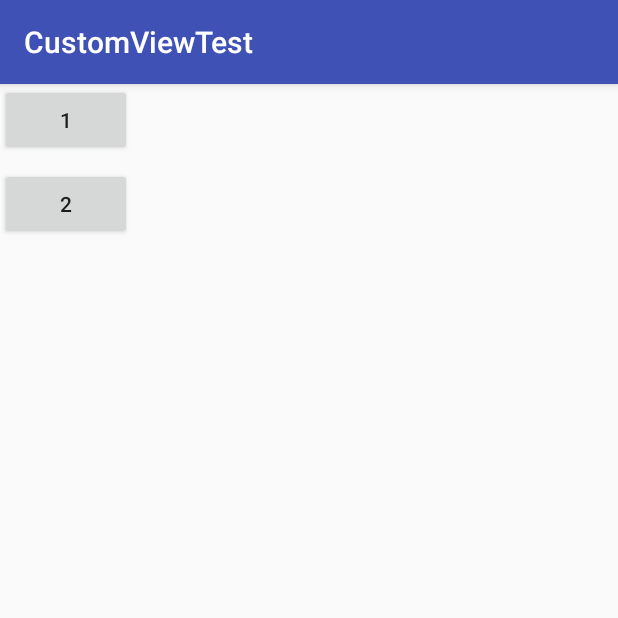
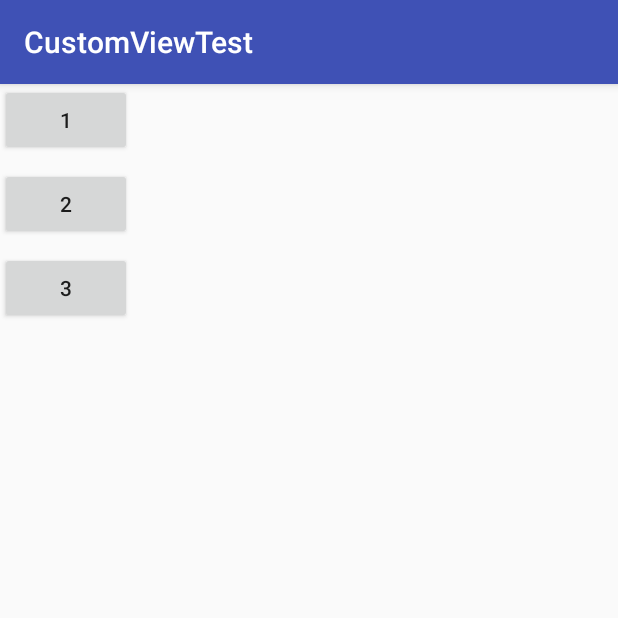
Before and after one commit to xiaweizi/CustomViewTest, an Android app: the screen it shows after launch (MainActivity), on a phone screen of 412 x 824 dp, the top half of it. Run offline under Robolectric (Android 15) with nearby library versions, the light colour scheme and no system bars.

Commit message:
[dev] 绘制文字测试代码添加

```diff
--- a/app/src/main/AndroidManifest.xml
+++ b/app/src/main/AndroidManifest.xml
@@ -17,7 +17,8 @@
             </intent-filter>
         </activity>
         <activity android:name=".PathMeasureActivity" />
-        <activity android:name=".VectorActivity"></activity>
+        <activity android:name=".VectorActivity" />
+        <activity android:name=".PaintActivity"></activity>
     </application>
 
 </manifest>
--- a/app/src/main/java/com/example/xiaweizi/customviewtest/MainActivity.java
+++ b/app/src/main/java/com/example/xiaweizi/customviewtest/MainActivity.java
@@ -13,6 +13,7 @@ public class MainActivity extends AppCompatActivity implements View.OnClickListe
         setContentView(R.layout.activity_main);
         findViewById(R.id.bt1).setOnClickListener(this);
         findViewById(R.id.bt2).setOnClickListener(this);
+        findViewById(R.id.bt3).setOnClickListener(this);
     }
 
     @Override
@@ -24,6 +25,9 @@ public class MainActivity extends AppCompatActivity implements View.OnClickListe
             case R.id.bt2:
                 startActivity(new Intent(this, VectorActivity.class));
                 break;
+            case R.id.bt3:
+                startActivity(new Intent(this, PaintActivity.class));
+                break;
         }
     }
 }
--- a/app/src/main/res/layout/activity_main.xml
+++ b/app/src/main/res/layout/activity_main.xml
@@ -7,10 +7,10 @@
     tools:context="com.example.xiaweizi.customviewtest.MainActivity">
 
     <Button
-        android:text="1"
         android:id="@+id/bt1"
         android:layout_width="wrap_content"
-        android:layout_height="wrap_content" />
+        android:layout_height="wrap_content"
+        android:text="1" />
 
     <Button
         android:id="@+id/bt2"
@@ -20,4 +20,12 @@
         android:text="2"
         app:layout_constraintTop_toBottomOf="@+id/bt1" />
 
+    <Button
+        android:id="@+id/bt3"
+        android:layout_width="wrap_content"
+        android:layout_height="wrap_content"
+        android:layout_marginTop="8dp"
+        android:text="3"
+        app:layout_constraintTop_toBottomOf="@+id/bt2" />
+
 </android.support.constraint.ConstraintLayout>
```
Also changed, not shown: app/src/main/java/com/example/xiaweizi/customviewtest/PaintActivity.java (added, +13 -0 lines), app/src/main/java/com/example/xiaweizi/customviewtest/PaintView.java (added, +83 -0 lines), app/src/main/res/layout/activity_paint.xml (added, +18 -0 lines).
